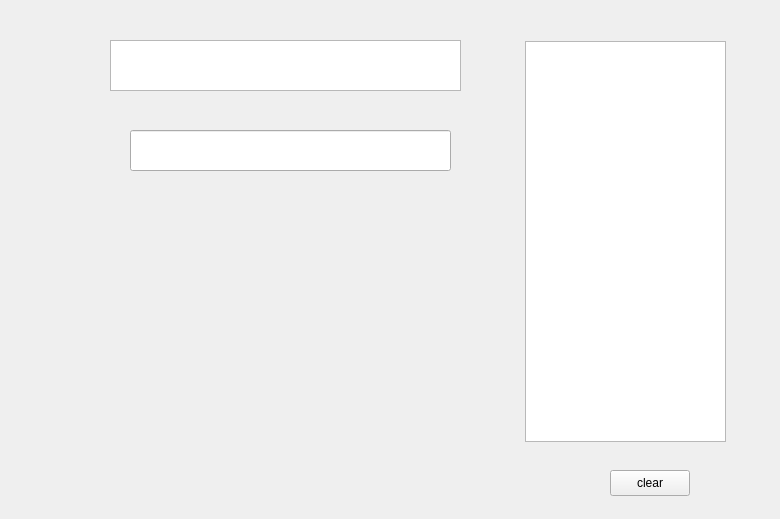
Above: gui/science-mode-page/science-mode-page.ui from openeuler-mirror/kiran-calculator before the change. Below: the same form after it.
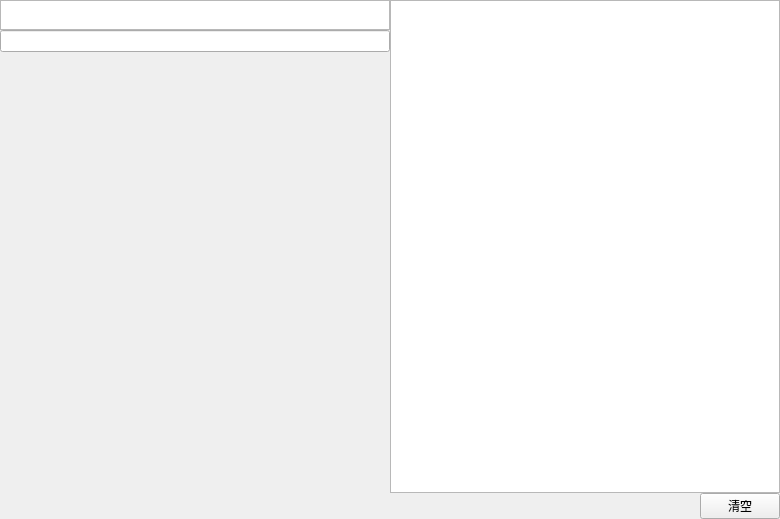
That is the form after the change. Custom widgets are drawn as their Qt base class.

Commit message: feature(kiran-calculator):modify the UI for standard mode and history - 优化标准模式的UI布局和界面   历史记录界面和换行

```diff
--- a/gui/science-mode-page/science-mode-page.ui
+++ b/gui/science-mode-page/science-mode-page.ui
@@ -13,51 +13,60 @@
   <property name="windowTitle">
    <string>Form</string>
   </property>
-  <widget class="ScienceKeysPage" name="scienceKeysPage" native="true">
-   <property name="geometry">
-    <rect>
-     <x>80</x>
-     <y>200</y>
-     <width>421</width>
-     <height>291</height>
-    </rect>
+  <layout class="QHBoxLayout" name="horizontalLayout">
+   <property name="spacing">
+    <number>0</number>
    </property>
-  </widget>
-  <widget class="HistoryRecoder" name="scienceHistory">
-   <property name="geometry">
-    <rect>
-     <x>525</x>
-     <y>41</y>
-     <width>201</width>
-     <height>401</height>
-    </rect>
+   <property name="leftMargin">
+    <number>0</number>
    </property>
-   <property name="focusPolicy">
-    <enum>Qt::NoFocus</enum>
+   <property name="topMargin">
+    <number>0</number>
    </property>
-  </widget>
+   <property name="rightMargin">
+    <number>0</number>
+   </property>
+   <property name="bottomMargin">
+    <number>0</number>
+   </property>
+   <item>
+    <layout class="QVBoxLayout" name="verticalLayout_2">
+     <property name="spacing">
+      <number>0</number>
+     </property>
+     <property name="leftMargin">
+      <number>0</number>
+     </property>
+     <property name="bottomMargin">
+      <number>0</number>
+     </property>
+     <item>
   <widget class="StagePage" name="scienceStagePage">
-   <property name="geometry">
-    <rect>
-     <x>110</x>
-     <y>40</y>
-     <width>351</width>
-     <height>51</height>
-    </rect>
+       <property name="sizePolicy">
+        <sizepolicy hsizetype="Expanding" vsizetype="Fixed">
+         <horstretch>0</horstretch>
+         <verstretch>0</verstretch>
+        </sizepolicy>
+       </property>
+       <property name="minimumSize">
+        <size>
+         <width>0</width>
+         <height>20</height>
+        </size>
+       </property>
+       <property name="maximumSize">
+        <size>
+         <width>16777215</width>
+         <height>30</height>
+        </size>
    </property>
    <property name="focusPolicy">
     <enum>Qt::NoFocus</enum>
    </property>
   </widget>
+     </item>
+     <item>
   <widget class="ScienceExprCalculator" name="scienceExprEdit">
-   <property name="geometry">
-    <rect>
-     <x>130</x>
-     <y>130</y>
-     <width>321</width>
-     <height>41</height>
-    </rect>
-   </property>
    <property name="contextMenuPolicy">
     <enum>Qt::CustomContextMenu</enum>
    </property>
@@ -65,22 +74,69 @@
     <set>Qt::AlignRight|Qt::AlignTrailing|Qt::AlignVCenter</set>
    </property>
   </widget>
+     </item>
+     <item>
+      <widget class="ScienceKeysPage" name="scienceKeysPage" native="true"/>
+     </item>
+    </layout>
+   </item>
+   <item>
+    <layout class="QVBoxLayout" name="verticalLayout_3">
+     <property name="spacing">
+      <number>0</number>
+     </property>
+     <property name="leftMargin">
+      <number>0</number>
+     </property>
+     <property name="bottomMargin">
+      <number>0</number>
+     </property>
+     <item>
+      <widget class="HistoryRecoder" name="scienceHistory">
+       <property name="focusPolicy">
+        <enum>Qt::NoFocus</enum>
+       </property>
+       <property name="styleSheet">
+        <string notr="true"/>
+       </property>
+      </widget>
+     </item>
+     <item>
+      <layout class="QHBoxLayout" name="horizontalLayout_2">
+       <property name="spacing">
+        <number>0</number>
+       </property>
+       <property name="bottomMargin">
+        <number>0</number>
+       </property>
+       <item>
+        <spacer name="horizontalSpacer">
+         <property name="orientation">
+          <enum>Qt::Horizontal</enum>
+         </property>
+         <property name="sizeHint" stdset="0">
+          <size>
+           <width>40</width>
+           <height>20</height>
+          </size>
+         </property>
+        </spacer>
+       </item>
+       <item>
   <widget class="QPushButton" name="scienceClearHistory">
-   <property name="geometry">
-    <rect>
-     <x>610</x>
-     <y>470</y>
-     <width>80</width>
-     <height>26</height>
-    </rect>
-   </property>
    <property name="focusPolicy">
     <enum>Qt::NoFocus</enum>
    </property>
    <property name="text">
-    <string>clear</string>
-   </property>
-  </widget>
+          <string>清空</string>
+         </property>
+        </widget>
+       </item>
+      </layout>
+     </item>
+    </layout>
+   </item>
+  </layout>
  </widget>
  <customwidgets>
   <customwidget>
```
Lines whose indentation alone changed are shown as unchanged. The commit also changes 78 other files.
